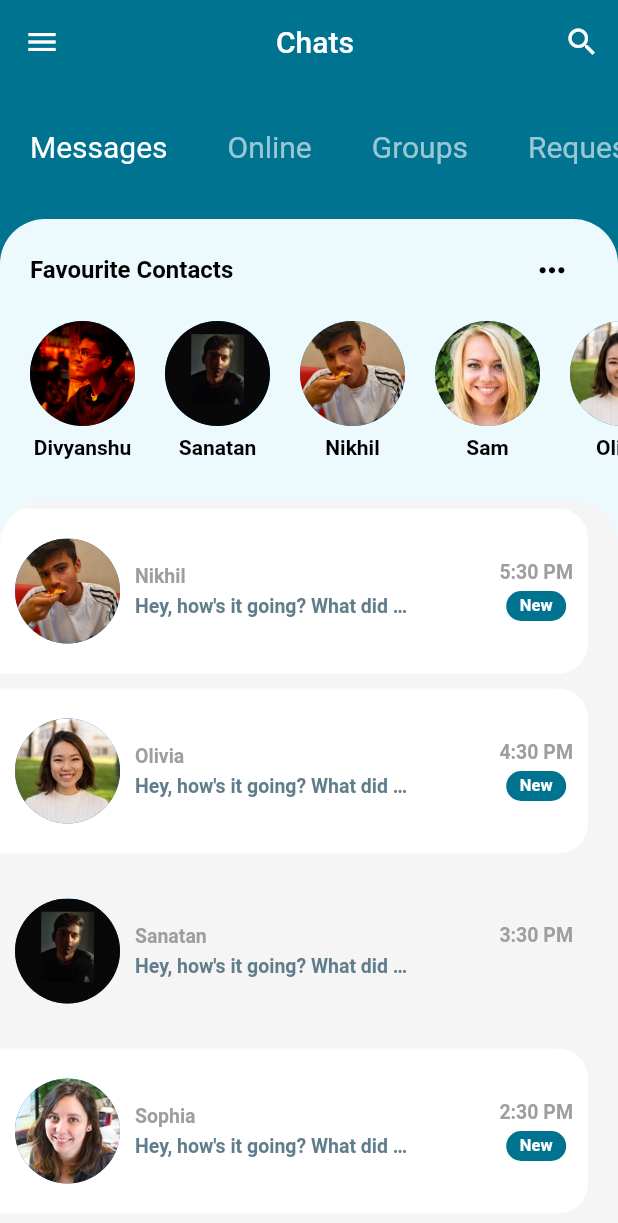
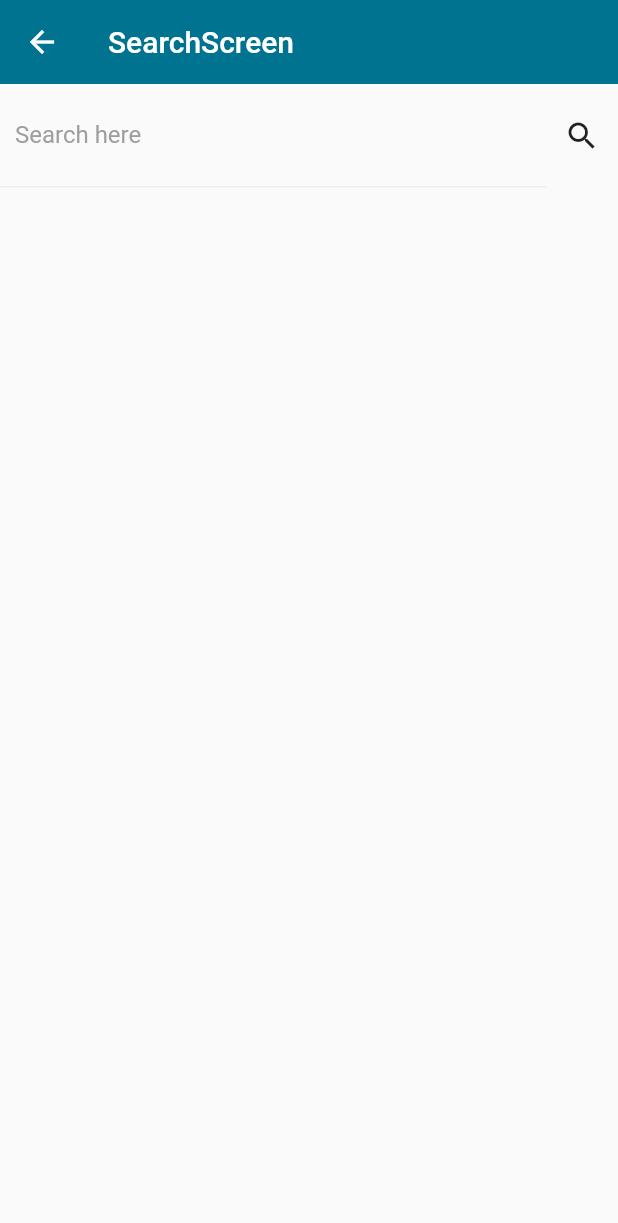
Before and after one commit to skpraharaj/revolution, a Flutter app: the HomeScreen screen opened by its route, after a tap on the "search" icon, on a phone screen of 412 x 824 dp. Shown: the top 1223 px of the screen. Run offline on Flutter 3.47's test engine with Material 2 defaults, Android fonts, the phone set to English and light mode, and no system bars; our stand-ins replace cloud_firestore, firebase_auth, firebase_core; accounts and stored records are empty.

Commit message:
fireStore included

```diff
--- a/lib/main.dart
+++ b/lib/main.dart
@@ -3,6 +3,7 @@ import 'package:flutter/material.dart';
 import 'package:revolution/screens/home_screen.dart';
 import 'package:revolution/screens/login_screen.dart';
 import 'package:revolution/screens/registration_screen.dart';
+import 'package:revolution/screens/search_screen.dart';
 
 void main() async {
   WidgetsFlutterBinding.ensureInitialized();
@@ -25,6 +26,7 @@ class MyApp extends StatelessWidget {
         'login_screen': (context) => LoginScreen(),
         'registration_screen': (context) => RegistrationScreen(),
         'home_screen': (context) => HomeScreen(),
+        'search_screen': (context) => SearchScreen(),
       },
     );
   }
--- a/lib/models/a_user.dart
+++ b/lib/models/a_user.dart
@@ -1,5 +1,5 @@
 class AUser {
-  String userID;
+  String? userID;
 
   AUser({this.userID});
 }
--- a/lib/models/message_model.dart
+++ b/lib/models/message_model.dart
@@ -1,11 +1,11 @@
 import 'package:revolution/models/user_model.dart';
 
 class Message {
-  final User sender;
-  final String time;
-  final String text;
-  final bool isLiked;
-  final bool unread;
+  final User? sender;
+  final String? time;
+  final String? text;
+  final bool? isLiked;
+  final bool? unread;
 
   Message({
     this.sender,
--- a/lib/models/user_model.dart
+++ b/lib/models/user_model.dart
@@ -1,6 +1,6 @@
 class User {
-  final int id;
-  final String name;
-  final String imageUrl;
+  final int? id;
+  final String? name;
+  final String? imageUrl;
   User({this.id, this.name, this.imageUrl});
 }
--- a/lib/screens/home_screen.dart
+++ b/lib/screens/home_screen.dart
@@ -17,7 +17,7 @@ class _HomeScreenState extends State<HomeScreen> {
   }
 
   void getCurrentuser() {
-    FirebaseAuth.instance.authStateChanges().listen((User firebaseUser) {
+    FirebaseAuth.instance.authStateChanges().listen((User? firebaseUser) {
       if (firebaseUser == null) {
         print('User is currently signed out! as ');
       } else {
@@ -41,7 +41,12 @@ class _HomeScreenState extends State<HomeScreen> {
         ),
         elevation: 0.0,
         actions: [
-          IconButton(icon: Icon(Icons.search), onPressed: () {}),
+          IconButton(
+            icon: Icon(Icons.search),
+            onPressed: () {
+              Navigator.pushNamed(context, 'search_screen');
+            },
+          ),
         ],
       ),
       body: Column(
--- /dev/null
+++ b/lib/screens/search_screen.dart
@@ -0,0 +1,138 @@
+import 'package:cloud_firestore/cloud_firestore.dart';
+import 'package:flutter/material.dart';
+import 'package:revolution/services/database_service.dart';
+
+class SearchScreen extends StatefulWidget {
+  @override
+  _SearchScreenState createState() => _SearchScreenState();
+}
+
+class _SearchScreenState extends State<SearchScreen> {
+  String searchText = "";
+  DatabaseService databaseService = DatabaseService();
+  TextEditingController searchTextEditingController =
+      new TextEditingController();
+  QuerySnapshot? searchResultSnapshot;
+
+  bool isLoading = false;
+  bool haveUserSearched = false;
+
+  // initiateSearch() async {
+  //   if (searchTextEditingController.text.isNotEmpty) {
+  //     setState(() {
+  //       isLoading = true;
+  //     });
+  //     await databaseService
+  //         .getUserByUsername(searchTextEditingController.text)
+  //         .then((snapshot) {
+  //       searchResultSnapshot = snapshot;
+  //       print("$searchResultSnapshot");
+  //       setState(() {
+  //         isLoading = false;
+  //         haveUserSearched = true;
+  //       });
+  //     });
+  //   }
+  // }
+
+  Widget userList(String searchText) {
+    return FutureBuilder<QuerySnapshot<Map<String, dynamic>>>(
+        future: databaseService.getUserByUsername(searchText),
+        builder: (context, snapshot) {
+          return ListView.builder(
+              shrinkWrap: true,
+              itemCount: snapshot.data?.docs.length,
+              itemBuilder: (context, index) {
+                return userTile(
+                    snapshot.data?.docs[index].data()["userName"] ?? "userName",
+                    snapshot.data?.docs[index].data()["email"] ?? "email");
+              });
+        });
+  }
+
+  Widget userTile(String userName, String userEmail) {
+    return Container(
+      padding: EdgeInsets.symmetric(horizontal: 24, vertical: 16),
+      child: Row(
+        children: [
+          Column(
+            crossAxisAlignment: CrossAxisAlignment.start,
+            children: [
+              Text(
+                userName,
+                style: TextStyle(color: Colors.white, fontSize: 16),
+              ),
+              Text(
+                userEmail,
+                style: TextStyle(color: Colors.white, fontSize: 16),
+              )
+            ],
+          ),
+          Spacer(),
+          GestureDetector(
+            onTap: () {
+              // s endMessage(userName);
+            },
+            child: Container(
+              padding: EdgeInsets.symmetric(horizontal: 12, vertical: 8),
+              decoration: BoxDecoration(
+                  color: Colors.blue, borderRadius: BorderRadius.circular(24)),
+              child: Text(
+                "Message",
+                style: TextStyle(color: Colors.white, fontSize: 16),
+              ),
+            ),
+          )
+        ],
+      ),
+    );
+  }
+
+  @override
+  Widget build(BuildContext context) {
+    return Scaffold(
+      appBar: AppBar(
+        title: Text('SearchScreen'),
+        backgroundColor: Theme.of(context).primaryColor,
+        elevation: 0.0,
+      ),
+      body: Container(
+        child: Column(
+          children: [
+            Row(
+              children: [
+                Expanded(
+                  child: Container(
+                    padding: EdgeInsets.all(10),
+                    decoration: BoxDecoration(
+                      border: Border(
+                        bottom:
+                            BorderSide(color: Colors.grey[200] ?? Colors.grey),
+                      ),
+                    ),
+                    child: TextField(
+                      controller: searchTextEditingController,
+                      decoration: InputDecoration(
+                          hintText: "Search here",
+                          hintStyle: TextStyle(color: Colors.grey),
+                          border: InputBorder.none),
+                    ),
+                  ),
+                ),
+                IconButton(
+                  icon: Icon(Icons.search),
+                  onPressed: () {
+                    setState(() {
+                      searchText = searchTextEditingController.text;
+                    });
+                  },
+                )
+              ],
+            ),
+            searchText != "" ? userList(searchText) : Container(),
+          ],
+        ),
+      ),
+    );
+  }
+}
--- a/lib/services/authentication_service.dart
+++ b/lib/services/authentication_service.dart
@@ -4,13 +4,13 @@ import 'package:revolution/models/a_user.dart';
 class AuthenticationService {
   final _auth = FirebaseAuth.instance;
 
-  AUser _userFromFirebase(User user) {
+  AUser? _userFromFirebase(User? user) {
     return user != null ? AUser(userID: user.uid) : null;
   }
 
   Future signIn(String email, String password) async {
     try {
-      final User resultUser = (await _auth.signInWithEmailAndPassword(
+      final User? resultUser = (await _auth.signInWithEmailAndPassword(
         email: email,
         password: password,
       ))
@@ -23,7 +23,7 @@ class AuthenticationService {
 
   Future signUp(String email, String password) async {
     try {
-      final User resultUser = (await _auth.createUserWithEmailAndPassword(
+      final User? resultUser = (await _auth.createUserWithEmailAndPassword(
         email: email,
         password: password,
       ))
--- a/lib/widgets/favourite_contacts.dart
+++ b/lib/widgets/favourite_contacts.dart
@@ -56,11 +56,11 @@ class FavouriteContacts extends StatelessWidget {
                           CircleAvatar(
                             radius: 35.0,
                             backgroundImage:
-                                AssetImage(favorites[index].imageUrl),
+                                AssetImage(favorites[index].imageUrl!),
                           ),
                           SizedBox(height: 6.0),
                           Text(
-                            favorites[index].name,
+                            favorites[index].name!,
                             style: TextStyle(
                               color: Colors.black,
                               fontSize: 14.0,
--- a/lib/widgets/recent_chats.dart
+++ b/lib/widgets/recent_chats.dart
@@ -38,7 +38,7 @@ class RecentChats extends StatelessWidget {
                     padding:
                         EdgeInsets.symmetric(horizontal: 10.0, vertical: 20),
                     decoration: BoxDecoration(
-                      color: chat.unread ? Colors.white : Color(0xFFF5F5F5),
+                      color: chat.unread! ? Colors.white : Color(0xFFF5F5F5),
                       borderRadius: BorderRadius.only(
                         topRight: Radius.circular(20.0),
                         bottomRight: Radius.circular(20.0),
@@ -51,7 +51,7 @@ class RecentChats extends StatelessWidget {
                           children: [
                             CircleAvatar(
                               radius: 35.0,
-                              backgroundImage: AssetImage(chat.sender.imageUrl),
+                              backgroundImage: AssetImage(chat.sender!.imageUrl!),
                             ),
                             SizedBox(
                               width: 10.0,
@@ -60,7 +60,7 @@ class RecentChats extends StatelessWidget {
                               crossAxisAlignment: CrossAxisAlignment.start,
                               children: [
                                 Text(
-                                  chat.sender.name,
+                                  chat.sender!.name!,
                                   style: TextStyle(
                                     color: Colors.grey,
                                     fontSize: 13.0,
@@ -74,7 +74,7 @@ class RecentChats extends StatelessWidget {
                                   width:
                                       MediaQuery.of(context).size.width * 0.45,
                                   child: Text(
-                                    chat.text,
+                                    chat.text!,
                                     style: TextStyle(
                                       color: Colors.blueGrey,
                                       fontSize: 13.0,
@@ -90,7 +90,7 @@ class RecentChats extends StatelessWidget {
                         Column(
                           children: [
                             Text(
-                              chat.time,
+                              chat.time!,
                               style: TextStyle(
                                 color: Colors.grey,
                                 fontSize: 13.0,
@@ -98,7 +98,7 @@ class RecentChats extends StatelessWidget {
                               ),
                             ),
                             SizedBox(height: 5.0),
-                            chat.unread
+                            chat.unread!
                                 ? Container(
                                     height: 20.0,
                                     width: 40.0,
--- a/pubspec.yaml
+++ b/pubspec.yaml
@@ -18,7 +18,7 @@ publish_to: 'none' # Remove this line if you wish to publish to pub.dev
 version: 1.0.0+1
 
 environment:
-  sdk: ">=2.7.0 <3.0.0"
+  sdk: '>=2.12.0 <3.0.0'
 
 dependencies:
   flutter:
```
Also changed, not shown: lib/screens/chat_screen.dart (+7 -7 lines), lib/screens/login_screen.dart (+13 -7 lines), lib/screens/registration_screen.dart (+14 -9 lines), lib/services/database_service.dart (added, +15 -0 lines).
